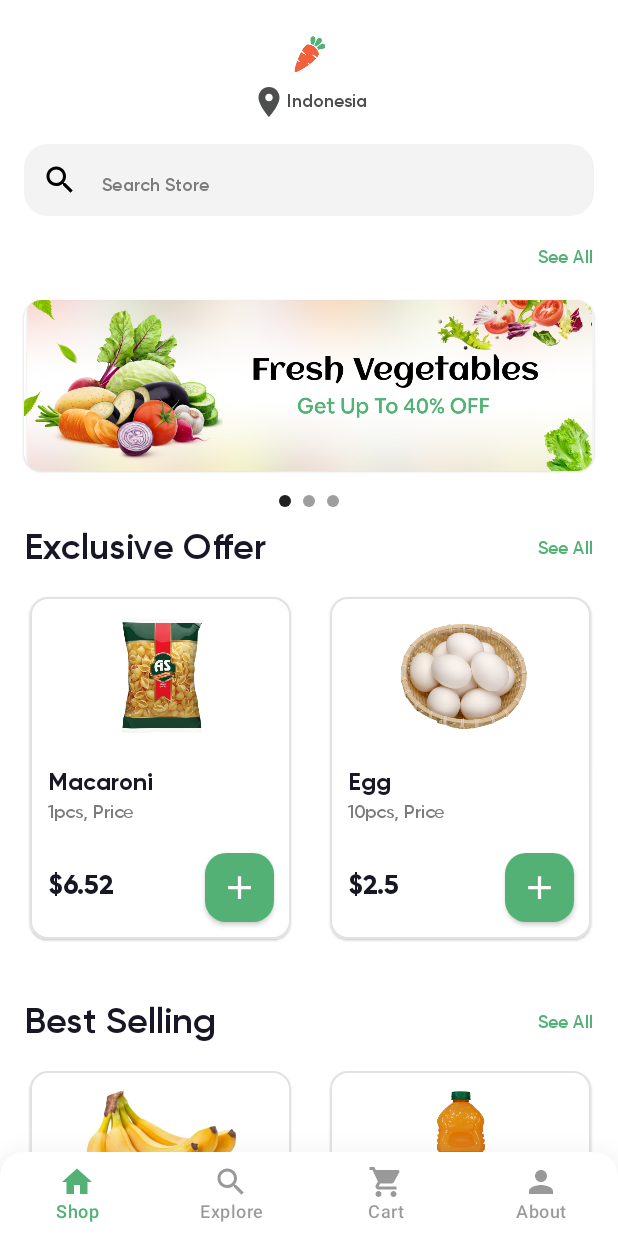
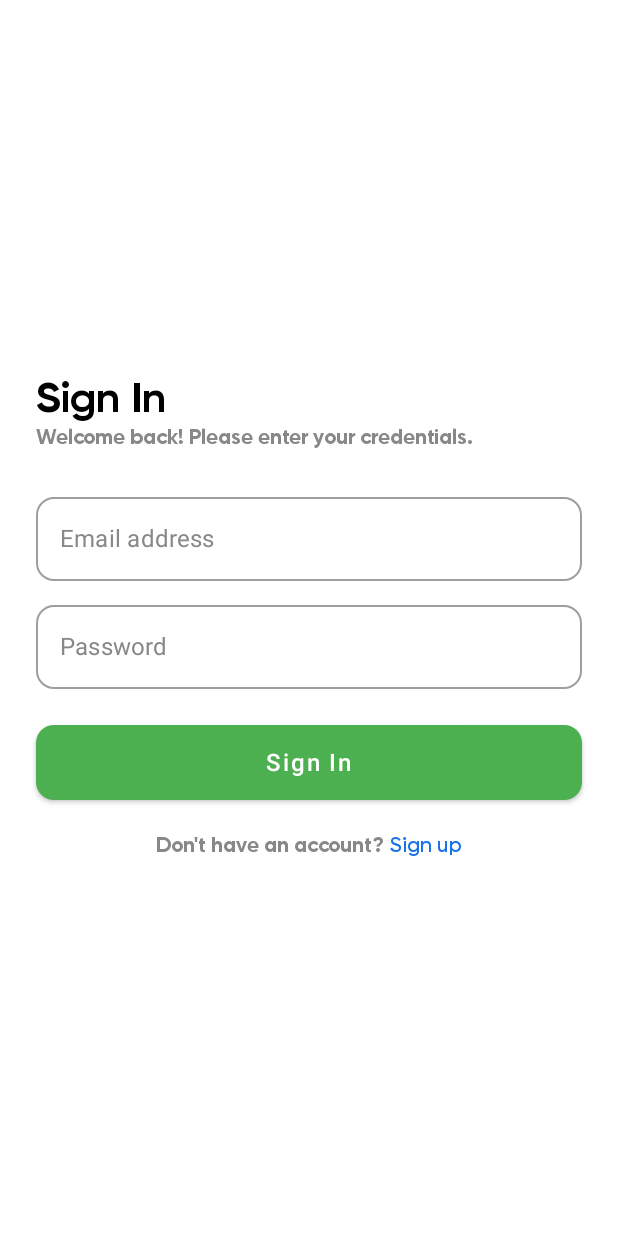
Before and after one commit to itsyasirali/GroceryApp-Android, an Android app built with Jetpack Compose: the screen it shows after launch (MainActivity), after a tap on "Get Started", on a phone screen of 412 x 824 dp. Run offline under Robolectric (Android 15) with nearby library versions, the phone set to English and light mode, and no system bars; our stand-ins replace Dagger/Hilt's generated code, Firebase (no records; nobody signed in at launch, a user with empty details on screens opened directly), Room's generated code.

Commit message:
signin and signup functionality integrated

```diff
--- a/app/build.gradle
+++ b/app/build.gradle
@@ -90,4 +90,6 @@ dependencies {
     // Testing
     androidTestImplementation "androidx.navigation:navigation-testing:2.5.3"
 
+    implementation 'com.squareup.retrofit2:converter-gson:2.5.0'
+
 }
--- a/app/src/main/java/com/itsyasirali/groceriesapp/navigation/graph/RootNavigationGraph.kt
+++ b/app/src/main/java/com/itsyasirali/groceriesapp/navigation/graph/RootNavigationGraph.kt
@@ -7,6 +7,8 @@ import androidx.navigation.compose.composable
 import com.itsyasirali.groceriesapp.navigation.screen.Screen
 import com.itsyasirali.groceriesapp.presentation.screen.MainScreen
 import com.itsyasirali.groceriesapp.presentation.screen.onboarding.OnBoardingScreen
+import com.itsyasirali.groceriesapp.presentation.screen.signin.SignInScreen
+import com.itsyasirali.groceriesapp.presentation.screen.signup.SignUpScreen
 import com.itsyasirali.groceriesapp.presentation.screen.splash.SplashScreen
 
 @Composable
@@ -24,7 +26,35 @@ fun RootNavigationGraph(navController: NavHostController) {
             OnBoardingScreen(navController = navController)
         }
 
-        composable(route = Graph.MAIN) {
+        composable(route = Screen.SignIn.route) {
+            SignInScreen(
+                onSignInSuccess = {
+                    navController.navigate(Screen.Main.route) {
+                        popUpTo(Screen.SignIn.route) { inclusive = true }
+                    }
+                },
+                onNavigateToSignUp  = {
+                    navController.navigate(Screen.SignUp.route)
+                }
+            )
+        }
+
+        composable(route = Screen.SignUp.route) {
+            SignUpScreen(
+                onSignUpSuccess = {
+                    navController.navigate(Screen.SignIn.route) {
+                        popUpTo(Screen.SignUp.route) { inclusive = true }
+                    }
+                },
+                onNavigateToSignIn = {
+                    navController.navigate(Screen.SignIn.route) {
+                        popUpTo(Screen.SignUp.route) { inclusive = true }
+                    }
+                }
+            )
+        }
+
+        composable(route = Screen.Main.route) {
             MainScreen()
         }
     }
--- a/app/src/main/java/com/itsyasirali/groceriesapp/navigation/screen/Screen.kt
+++ b/app/src/main/java/com/itsyasirali/groceriesapp/navigation/screen/Screen.kt
@@ -6,10 +6,15 @@ sealed class Screen(val route: String) {
 
     object OnBoarding : Screen("on_boarding_screen")
 
+    object SignIn : Screen("sign_in_screen")
+
+    object SignUp : Screen("sign_up_screen")
+
+    object Main : Screen("main_screen")
+
     object Search : Screen("search_screen")
 
     object Details : Screen("details_screen/{productId}") {
         fun passProductId(productId: Int): String = "details_screen/$productId"
     }
-
 }
--- a/app/src/main/java/com/itsyasirali/groceriesapp/presentation/screen/onboarding/OnBoardingScreen.kt
+++ b/app/src/main/java/com/itsyasirali/groceriesapp/presentation/screen/onboarding/OnBoardingScreen.kt
@@ -31,9 +31,9 @@ fun OnBoardingScreen(
     OnBoarding(
         modifier = modifier.fillMaxSize(),
         onClick = {
+            onBoardingViewModel.saveOnBoardingState(isCompleted = true)
             navController.popBackStack()
-            navController.navigate(Graph.MAIN)
-            onBoardingViewModel.saveOnBoardingState(isCompleted = true)
+            navController.navigate(com.itsyasirali.groceriesapp.navigation.screen.Screen.SignIn.route)
         }
     )
 }
--- /dev/null
+++ b/app/src/main/java/com/itsyasirali/groceriesapp/presentation/screen/signin/SignInScreen.kt
@@ -0,0 +1,177 @@
+package com.itsyasirali.groceriesapp.presentation.screen.signin
+
+import android.widget.Toast
+import androidx.compose.foundation.background
+import androidx.compose.foundation.clickable
+import androidx.compose.foundation.layout.Arrangement
+import androidx.compose.foundation.layout.Box
+import androidx.compose.foundation.layout.Column
+import androidx.compose.foundation.layout.Row
+import androidx.compose.foundation.layout.Spacer
+import androidx.compose.foundation.layout.fillMaxSize
+import androidx.compose.foundation.layout.fillMaxWidth
+import androidx.compose.foundation.layout.height
+import androidx.compose.foundation.layout.padding
+import androidx.compose.foundation.shape.RoundedCornerShape
+import androidx.compose.material.Button
+import androidx.compose.material.ButtonDefaults
+import androidx.compose.material.CircularProgressIndicator
+import androidx.compose.material.LocalTextStyle
+import androidx.compose.material.OutlinedTextField
+import androidx.compose.material.Text
+import androidx.compose.runtime.Composable
+import androidx.compose.runtime.LaunchedEffect
+import androidx.compose.runtime.collectAsState
+import androidx.compose.runtime.getValue
+import androidx.compose.runtime.mutableStateOf
+import androidx.compose.runtime.remember
+import androidx.compose.runtime.setValue
+import androidx.compose.ui.Alignment
+import androidx.compose.ui.Modifier
+import androidx.compose.ui.graphics.Color
+import androidx.compose.ui.platform.LocalContext
+import androidx.compose.ui.text.font.FontWeight
+import androidx.compose.ui.text.input.PasswordVisualTransformation
+import androidx.compose.ui.tooling.preview.Preview
+import androidx.compose.ui.unit.dp
+import androidx.compose.ui.unit.sp
+import androidx.lifecycle.viewmodel.compose.viewModel
+import com.itsyasirali.groceriesapp.presentation.screen.splash.Splash
+import com.itsyasirali.groceriesapp.utils.SharedPrefManager
+
+@Composable
+fun SignInScreen(
+    viewModel: SignInViewModel = viewModel(),
+    onSignInSuccess: () -> Unit,
+    onNavigateToSignUp: () -> Unit
+) {
+    val context = LocalContext.current
+    val signInState by viewModel.signInResult.collectAsState()
+    val isLoading = signInState is SignInResult.Loading
+
+    var email by remember { mutableStateOf("") }
+    var password by remember { mutableStateOf("") }
+    val sharedPrefManager = remember { SharedPrefManager(context) }
+
+    LaunchedEffect(signInState) {
+        when (val result = signInState) {
+            is SignInResult.Success -> {
+                sharedPrefManager.saveUser(result.user)
+                Toast.makeText(context, "Welcome, ${result.user.name}!", Toast.LENGTH_SHORT).show()
+                onSignInSuccess()
+                viewModel.clearState()
+            }
+            is SignInResult.Error -> {
+                Toast.makeText(context, "Sign-in failed: ${result.exception.message}", Toast.LENGTH_LONG).show()
+                viewModel.clearState()
+            }
+            else -> Unit
+        }
+    }
+
+    Column(
+        modifier = Modifier
+            .fillMaxSize()
+            .padding(horizontal = 24.dp),
+        verticalArrangement = Arrangement.Center,
+        horizontalAlignment = Alignment.Start
+    ) {
+        Text(
+            text = "Sign In",
+            fontSize = 28.sp,
+            fontWeight = FontWeight.Bold,
+            color = Color.Black
+        )
+
+        Spacer(modifier = Modifier.height(4.dp))
+
+        Text(
+            text = "Welcome back! Please enter your credentials.",
+            fontSize = 14.sp,
+            color = Color.Gray
+        )
+
+        Spacer(modifier = Modifier.height(32.dp))
+
+        OutlinedTextField(
+            value = email,
+            onValueChange = { email = it },
+            placeholder = { Text(color = Color.Gray, text = "Email address") },
+            textStyle = LocalTextStyle.current.copy(color = Color.Black),
+            singleLine = true,
+            modifier = Modifier
+                .fillMaxWidth()
+                .height(56.dp),
+            shape = RoundedCornerShape(12.dp)
+        )
+
+        Spacer(modifier = Modifier.height(16.dp))
+
+        OutlinedTextField(
+            value = password,
+            onValueChange = { password = it },
+            placeholder = { Text(color = Color.Gray, text = "Password") },
+            textStyle = LocalTextStyle.current.copy(color = Color.Black),
+            visualTransformation = PasswordVisualTransformation(),
+            singleLine = true,
+            modifier = Modifier
+                .fillMaxWidth()
+                .height(56.dp),
+            shape = RoundedCornerShape(12.dp)
+        )
+
+        Spacer(modifier = Modifier.height(24.dp))
+
+        Button(
+            onClick = {
+                viewModel.signIn(email, password)
+            },
+            modifier = Modifier
+                .fillMaxWidth()
+                .height(50.dp),
+            shape = RoundedCornerShape(12.dp),
+            colors = ButtonDefaults.buttonColors(backgroundColor = Color(0xFF4CAF50))
+        ) {
+            Text("Sign In", fontSize = 16.sp, color = Color.White)
+        }
+
+        Spacer(modifier = Modifier.height(24.dp))
+
+        Row(
+            modifier = Modifier.fillMaxWidth(),
+            horizontalArrangement = Arrangement.Center
+        ) {
+            Text(
+                text = "Don't have an account? ",
+                fontSize = 14.sp,
+                color = Color.Gray
+            )
+            Text(
+                text = "Sign up",
+                fontSize = 14.sp,
+                fontWeight = FontWeight.SemiBold,
+                color = Color(0xFF1B73E8),
+                modifier = Modifier.clickable { onNavigateToSignUp() }
+            )
+        }
+    }
+    if (isLoading) {
+        Box(
+            modifier = Modifier
+                .fillMaxSize()
+                .background(Color(0x80000000)),
+            contentAlignment = Alignment.Center
+        ) {
+            CircularProgressIndicator(color = Color.White)
+        }
+    }
+}
+
+@Preview(showBackground = true)
+@Composable
+fun SignInScreenPreview() {
+    SignInScreen(
+        onSignInSuccess = {},
+        onNavigateToSignUp = {}
+    )
+}
--- /dev/null
+++ b/app/src/main/java/com/itsyasirali/groceriesapp/presentation/screen/signin/SignInViewModel.kt
@@ -0,0 +1,31 @@
+package com.itsyasirali.groceriesapp.presentation.screen.signin
+
+import androidx.lifecycle.ViewModel
+import androidx.lifecycle.viewModelScope
+import com.itsyasirali.groceriesapp.data.repository.FbRepo
+import kotlinx.coroutines.flow.MutableStateFlow
+import kotlinx.coroutines.flow.StateFlow
+import kotlinx.coroutines.launch
+
+class SignInViewModel(private val repo: FbRepo = FbRepo()) : ViewModel() {
+
+    private val _signInResult = MutableStateFlow<SignInResult?>(null)
+    val signInResult: StateFlow<SignInResult?> = _signInResult
+
+    fun signIn(email: String, password: String) {
+        viewModelScope.launch {
+            _signInResult.value = SignInResult.Loading
+
+            val result = repo.loginUser(email, password)
+
+            _signInResult.value = result.fold(
+                onSuccess = { user -> SignInResult.Success(user) },
+                onFailure = { error -> SignInResult.Error(error) }
+            )
+        }
+    }
+
+    fun clearState() {
+        _signInResult.value = null
+    }
+}
--- a/app/src/main/java/com/itsyasirali/groceriesapp/presentation/screen/splash/SplashScreen.kt
+++ b/app/src/main/java/com/itsyasirali/groceriesapp/presentation/screen/splash/SplashScreen.kt
@@ -44,8 +44,11 @@ fun SplashScreen(
         delay(1200L)
         navController.popBackStack()
 
-        if (onBoardingIsCompleted) navController.navigate(Graph.MAIN)
-        else navController.navigate(Screen.OnBoarding.route)
+        if (onBoardingIsCompleted) {
+            navController.navigate(Screen.SignIn.route)
+        } else {
+            navController.navigate(Screen.OnBoarding.route)
+        }
     }
 
     Splash(scale = scale.value)
--- /dev/null
+++ b/app/src/main/java/com/itsyasirali/groceriesapp/utils/SharedPrefManager.kt
@@ -0,0 +1,38 @@
+package com.itsyasirali.groceriesapp.utils
+
+import android.content.Context
+import android.content.SharedPreferences
+import com.google.gson.Gson
+import com.itsyasirali.groceriesapp.domain.model.User
+
+class SharedPrefManager(context: Context) {
+
+    private val prefs: SharedPreferences =
+        context.getSharedPreferences("user_session", Context.MODE_PRIVATE)
+
+    private val gson = Gson()
+
+    fun saveUser(user: User) {
+        val json = gson.toJson(user)
+        prefs.edit().putString(KEY_USER, json).apply()
+    }
+
+    fun getUser(): User? {
+        val json = prefs.getString(KEY_USER, null)
+        return json?.let {
+            gson.fromJson(it, User::class.java)
+        }
+    }
+
+    fun clearUser() {
+        prefs.edit().remove(KEY_USER).apply()
+    }
+
+    fun isLoggedIn(): Boolean {
+        return prefs.contains(KEY_USER)
+    }
+
+    companion object {
+        private const val KEY_USER = "logged_in_user"
+    }
+}
```
Also changed, not shown: app/src/main/java/com/itsyasirali/groceriesapp/data/repository/FbRepo.kt (added, +61 -0 lines), app/src/main/java/com/itsyasirali/groceriesapp/domain/model/User.kt (added, +10 -0 lines), app/src/main/java/com/itsyasirali/groceriesapp/presentation/screen/signin/SignInResult.kt (added, +9 -0 lines), app/src/main/java/com/itsyasirali/groceriesapp/presentation/screen/signup/SignUpResult.kt (added, +7 -0 lines), app/src/main/java/com/itsyasirali/groceriesapp/presentation/screen/signup/SignupScreen.kt (added, +198 -0 lines), app/src/main/java/com/itsyasirali/groceriesapp/presentation/screen/signup/SignupViewModel.kt (added, +35 -0 lines).
